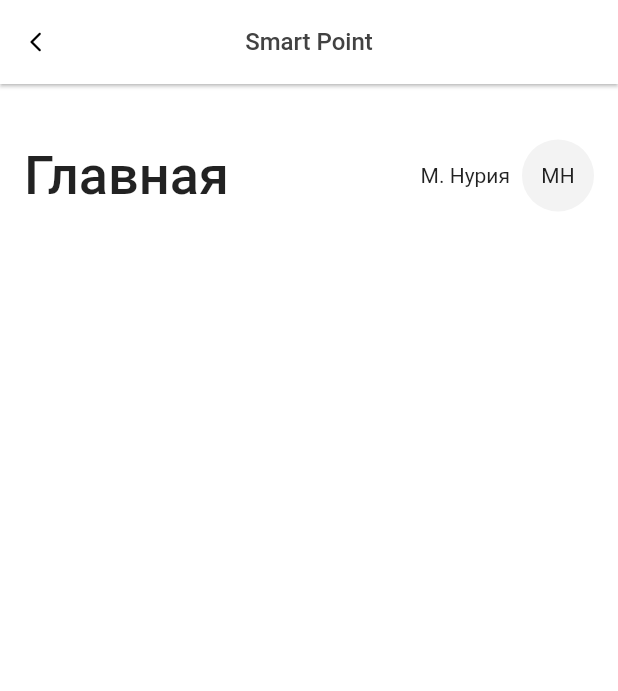
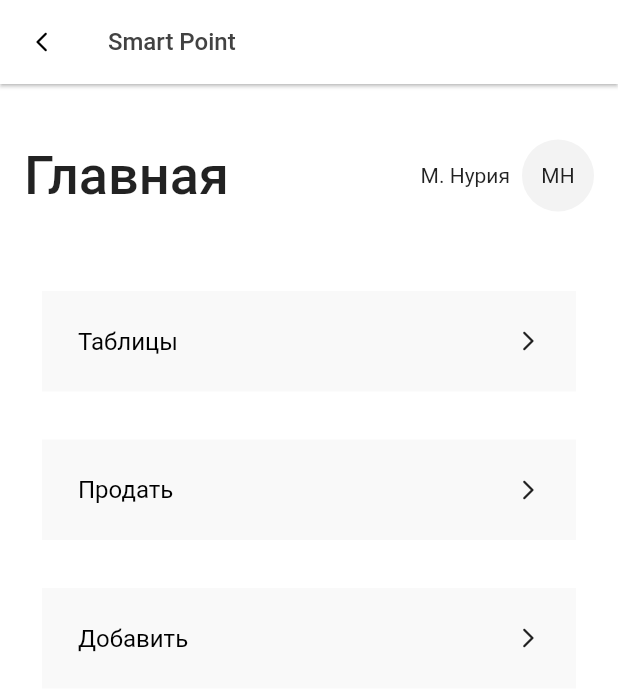
Before and after one commit to AyatAliev/cycas, a Flutter app: the screen it shows after launch, on a phone screen of 412 x 824 dp. Shown: the top 691 px of the screen. Run offline on Flutter 3.47's test engine with Material 2 defaults, Android fonts, the phone set to English and light mode, and no system bars.

Commit message:
Global: add Screen add,notebook,sell and tables

```diff
--- a/lib/main.dart
+++ b/lib/main.dart
@@ -1,4 +1,8 @@
+import 'package:cycas/ui/sellers/add/add_sellers.dart';
 import 'package:cycas/ui/sellers/main/main_sellers.dart';
+import 'package:cycas/ui/sellers/sell/sell_sellers.dart';
+import 'package:cycas/ui/sellers/tables/notebook/notebook_sellers.dart';
+import 'package:cycas/ui/sellers/tables/tables_sellers.dart';
 import 'package:flutter/material.dart';
 import 'package:flutter/services.dart';
 
@@ -17,10 +21,16 @@ class MyApp extends StatelessWidget {
       statusBarColor: Colors.white,
     ));
 
-    return const MaterialApp(
-      title: 'Flutter Demo',
+    return MaterialApp(
       debugShowCheckedModeBanner: false,
-      home: MainSellers(),
+      initialRoute: MainSellers.routeName,
+      routes: {
+        MainSellers.routeName: (BuildContext context) => MainSellers(),
+        TablesSellers.routeName: (BuildContext context) => TablesSellers(),
+        SellSellers.routeName: (BuildContext context) => SellSellers(),
+        AddSellers.routeName: (BuildContext context) => AddSellers(),
+        NotebookSellers.routeName: (BuildContext context) => NotebookSellers(),
+      },
     );
   }
 }
--- a/lib/ui/sellers/main/main_sellers.dart
+++ b/lib/ui/sellers/main/main_sellers.dart
@@ -1,4 +1,7 @@
-import 'package:cycas/ui/widget/custom_app_bar.dart';
+import 'package:cycas/ui/sellers/add/add_sellers.dart';
+import 'package:cycas/ui/sellers/sell/sell_sellers.dart';
+import 'package:cycas/ui/sellers/tables/tables_sellers.dart';
+import 'package:cycas/ui/widget/custom_text_field.dart';
 import 'package:flutter/material.dart';
 
 class MainSellers extends StatelessWidget {
@@ -14,9 +17,15 @@ class MainSellers extends StatelessWidget {
       appBar: AppBar(
         elevation: 1.0,
         backgroundColor: const Color(0xFFFFFFFF),
-          title: CustomAppBar(
-            padding: const EdgeInsets.symmetric(vertical: 16),
+        title: const Text("Smart Point",
+            style: TextStyle(
+                color: Color(0xFF424242),
+                fontSize: 16,
+                fontWeight: FontWeight.w500)),
         leading: GestureDetector(
+          onTap: () {
+            Navigator.pop(context);
+          },
           child: Container(
             width: 16,
             height: 9,
@@ -28,20 +37,15 @@ class MainSellers extends StatelessWidget {
             ),
           ),
         ),
-            title: const Text("Smart Point",
-                style: TextStyle(
-                    color: Color(0xFF424242),
-                    fontSize: 16,
-                    fontWeight: FontWeight.w500)),
-          )),
+      ),
       body: Column(
-        crossAxisAlignment: CrossAxisAlignment.stretch,
         children: [
           Row(
             mainAxisAlignment: MainAxisAlignment.spaceBetween,
             children: [
               Container(
-                margin: const EdgeInsets.symmetric(horizontal: 16, vertical: 40),
+                margin:
+                    const EdgeInsets.symmetric(horizontal: 16, vertical: 40),
                 child: const Text(
                   "Главная",
                   style: TextStyle(fontSize: 36, fontWeight: FontWeight.w500),
@@ -56,7 +60,7 @@ class MainSellers extends StatelessWidget {
                     Container(
                       width: 48,
                       height: 48,
-                      margin: const EdgeInsets.only(right: 16,left: 8),
+                      margin: const EdgeInsets.only(right: 16, left: 8),
                       decoration: const BoxDecoration(
                         color: Color(0xF2F2F2F2),
                         shape: BoxShape.circle,
@@ -65,9 +69,25 @@ class MainSellers extends StatelessWidget {
                     )
                   ],
                 ),
-              )
+              ),
             ],
-          )
+          ),
+          CustomTextField(
+              text: "Таблицы",
+              onTap: () {
+                Navigator.pushNamed(context, TablesSellers.routeName);
+              }),
+          CustomTextField(
+              text: "Продать",
+              onTap: () {
+                Navigator.pushNamed(context, SellSellers.routeName);
+              }),
+          CustomTextField(
+            text: "Добавить",
+            onTap: () {
+              Navigator.pushNamed(context, AddSellers.routeName);
+            },
+          ),
         ],
       ),
     );
--- a/lib/ui/widget/custom_app_bar.dart
+++ /dev/null
@@ -1,32 +0,0 @@
-import 'package:flutter/cupertino.dart';
-import 'package:flutter/material.dart';
-
-class CustomAppBar extends StatelessWidget {
-  final EdgeInsetsGeometry? padding;
-
-  final double titleSpacing;
-  final double toolbarHeight;
-  final Widget? leading;
-  final Widget title;
-  final bool titleCenter;
-  final Widget? trailing;
-
-  const CustomAppBar(
-      {Key? key, this.padding, this.leading, this.trailing, required this.title, this.titleCenter = true, this.toolbarHeight = kToolbarHeight, this.titleSpacing = 0})
-      : super(key: key);
-
-  @override
-  Widget build(BuildContext context) {
-    return Container(
-      padding: padding,
-      height: toolbarHeight,
-      child: NavigationToolbar(
-        leading: leading,
-        middle: title,
-        trailing: trailing,
-        centerMiddle: titleCenter,
-        middleSpacing: titleSpacing,
-      ),
-    );
-  }
-}
--- /dev/null
+++ b/lib/ui/widget/custom_text_field.dart
@@ -0,0 +1,39 @@
+import 'package:flutter/cupertino.dart';
+import 'package:flutter/material.dart';
+
+class CustomTextField extends StatelessWidget {
+  final String text;
+  final void Function() onTap;
+
+  CustomTextField({Key? key, required this.text, required this.onTap}) : super(key: key);
+
+  @override
+  Widget build(BuildContext context) {
+    return Flexible(
+      child: GestureDetector(
+        onTap: () {
+          onTap();
+        },
+        child: Container(
+          width: double.infinity,
+          margin: const EdgeInsets.symmetric(horizontal: 28,vertical: 16),
+          color: Color(0x40e9e9e9),
+          child: Row(
+            mainAxisAlignment: MainAxisAlignment.spaceBetween,
+            children: [
+              Container(
+                margin: const EdgeInsets.symmetric(vertical: 24, horizontal: 24),
+                child: Text(text,
+                    style: TextStyle(color: Colors.black, fontSize: 16,fontWeight: FontWeight.w400)),
+              ),
+              Container(
+                margin: const EdgeInsets.symmetric(horizontal: 24),
+                child: const Icon(Icons.arrow_forward_ios_rounded,size: 16),
+              )
+            ],
+          ),
+        ),
+      ),
+    );
+  }
+}
```
Also changed, not shown: lib/ui/sellers/add/add_sellers.dart (added, +61 -0 lines), lib/ui/sellers/sell/sell_sellers.dart (added, +64 -0 lines), lib/ui/sellers/tables/notebook/notebook_sellers.dart (added, +112 -0 lines), lib/ui/sellers/tables/tables_sellers.dart (added, +65 -0 lines). Lines whose indentation alone changed are shown as unchanged.
